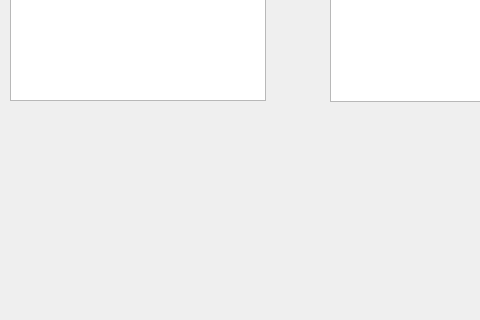
This is socket/client.ui in lightmanwei/baidu10.29 as Qt 5 draws it before an edit; both pictures show x 0 to 480 and y 280 to 600 of the 800 by 600 pixel window. The edited form follows.
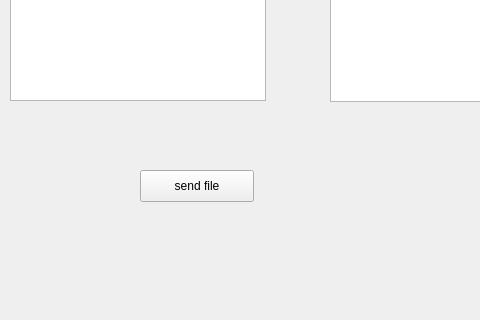
This is the edited form.

```diff
--- a/socket/client.ui
+++ b/socket/client.ui
@@ -132,6 +132,19 @@
      </rect>
     </property>
    </widget>
+   <widget class="QPushButton" name="push_file">
+    <property name="geometry">
+     <rect>
+      <x>140</x>
+      <y>450</y>
+      <width>114</width>
+      <height>32</height>
+     </rect>
+    </property>
+    <property name="text">
+     <string>send file</string>
+    </property>
+   </widget>
   </widget>
   <widget class="QMenuBar" name="menubar">
    <property name="geometry">
```
